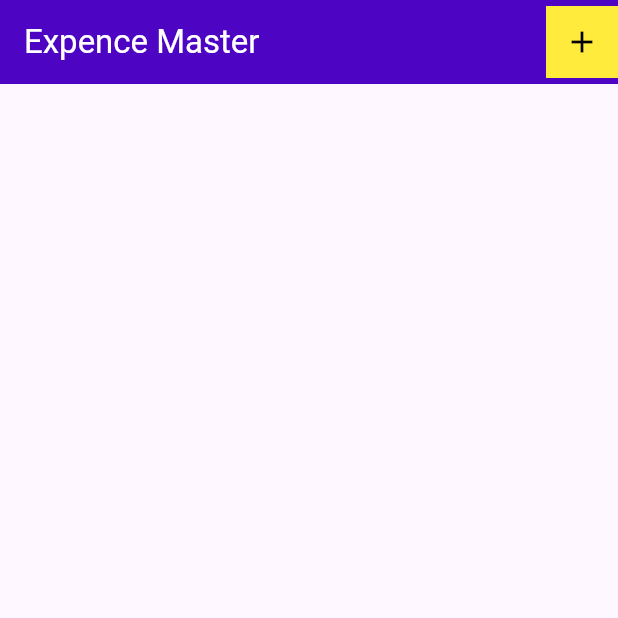
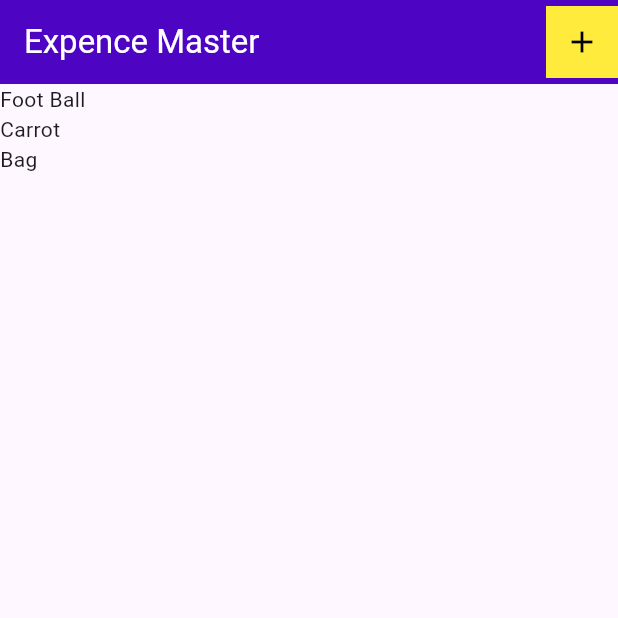
Before and after one commit to ShalithaWanasinghe/Expence_Master_App, a Flutter app: the screen it shows after launch, on a phone screen of 412 x 824 dp, the top half of it. Run offline on Flutter 3.47's test engine with Material 3 defaults, Android fonts, the phone set to English and light mode, and no system bars.

Commit message:
List view, context and builder

```diff
--- a/lib/pages/expences.dart
+++ b/lib/pages/expences.dart
@@ -1,4 +1,6 @@
+import 'package:expence_master_app/models/expence.dart';
 import 'package:flutter/material.dart';
+import 'package:flutter/widgets.dart';
 
 class Expences extends StatefulWidget {
   const Expences({super.key});
@@ -8,6 +10,25 @@ class Expences extends StatefulWidget {
 }
 
 class _ExpencesState extends State<Expences> {
+  //expencelist
+  final List<ExpenceModel> _expenceList = [
+    ExpenceModel(
+        title: "Foot Ball",
+        amount: 12.5,
+        date: DateTime.now(),
+        category: Category.leasure),
+    ExpenceModel(
+        title: "Carrot",
+        amount: 10,
+        date: DateTime.now(),
+        category: Category.food),
+    ExpenceModel(
+        title: "Bag",
+        amount: 20,
+        date: DateTime.now(),
+        category: Category.travel)
+  ];
+
   @override
   Widget build(BuildContext context) {
     return Scaffold(
@@ -31,6 +52,18 @@ class _ExpencesState extends State<Expences> {
           )
         ],
       ),
+      body: Column(
+        children: [
+          Expanded(
+            child: ListView.builder(
+              itemCount: _expenceList.length,
+              itemBuilder: (context, index) {
+                return Text(_expenceList[index].title);
+              },
+            ),
+          ),
+        ],
+      ),
     );
   }
 }
```
